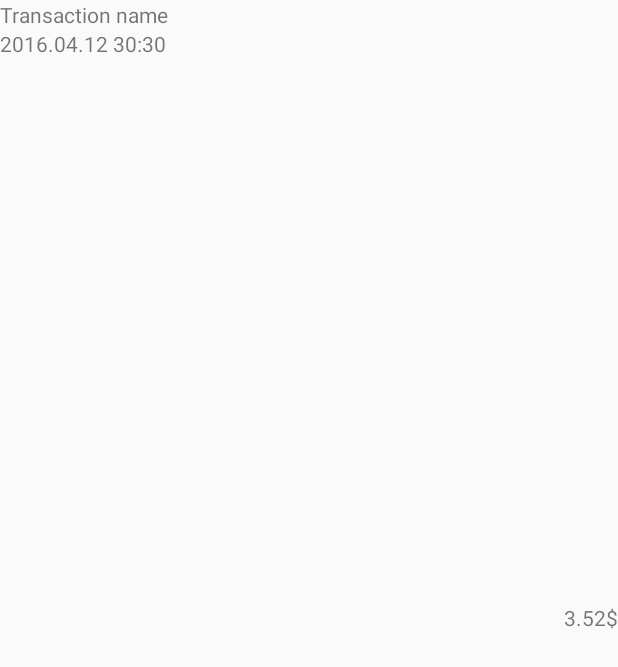
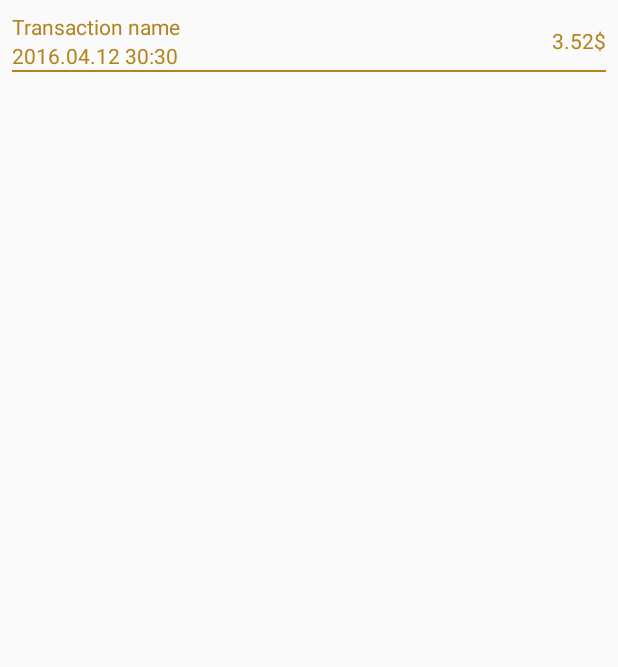
Before and after one commit to tsulok/PFM, an Android app: the layout item_history.xml on its own in the app's theme, with its tools: preview values and no code run, on a phone screen of 412 x 824 dp. Shown: the top 667 px of the screen. Run offline under Robolectric (Android 15) with nearby library versions, the phone set to English and light mode, and no system bars.

Commit message:
Minimal transaction history ui update

```diff
--- a/mobile/src/main/java/com/pinup/pfm/ui/widget/ExtendedTextView.kt
+++ b/mobile/src/main/java/com/pinup/pfm/ui/widget/ExtendedTextView.kt
@@ -2,6 +2,7 @@ package com.pinup.pfm.ui.widget
 
 import android.content.Context
 import android.graphics.Paint
+import android.support.v7.widget.AppCompatTextView
 import android.util.AttributeSet
 import android.widget.TextView
 import com.pinup.pfm.R
@@ -12,7 +13,7 @@ import com.pinup.pfm.ui.widget.helper.CustomFontHelper
  * - Set Custom Font
  * - Set Text underlined
  */
-class ExtendedTextView : TextView {
+class ExtendedTextView : AppCompatTextView {
 
     constructor(context: Context?) : super(context)
 
--- a/mobile/src/main/res/layout/fragment_input_container.xml
+++ b/mobile/src/main/res/layout/fragment_input_container.xml
@@ -87,7 +87,7 @@
                 android:layout_width="match_parent"
                 android:layout_height="0dp"
                 android:layout_weight="1"
-                android:background="#449900" />
+                android:background="@color/input.history.background" />
 
             <FrameLayout
                 android:id="@+id/historySlider"
--- a/mobile/src/main/res/layout/item_history.xml
+++ b/mobile/src/main/res/layout/item_history.xml
@@ -1,5 +1,11 @@
 <?xml version="1.0" encoding="utf-8"?>
 <LinearLayout xmlns:android="http://schemas.android.com/apk/res/android"
+    android:layout_width="match_parent"
+    android:layout_height="wrap_content"
+    android:orientation="vertical"
+    android:padding="@dimen/default.padding">
+
+    <LinearLayout
         android:layout_width="match_parent"
         android:layout_height="wrap_content"
         android:orientation="horizontal">
@@ -13,19 +19,21 @@
                 android:id="@+id/name"
                 android:layout_width="wrap_content"
                 android:layout_height="wrap_content"
-            android:text="Transaction name" />
+                android:text="Transaction name"
+                android:textColor="@color/primary_text" />
 
             <com.pinup.pfm.ui.widget.ExtendedTextView
                 android:id="@+id/time"
                 android:layout_width="wrap_content"
                 android:layout_height="wrap_content"
-            android:text="2016.04.12 30:30" />
+                android:text="2016.04.12 30:30"
+                android:textColor="@color/primary_text" />
 
         </LinearLayout>
 
         <View
             android:layout_width="0dp"
-        android:layout_height="wrap_content"
+            android:layout_height="1dp"
             android:layout_weight="1" />
 
         <LinearLayout
@@ -37,14 +45,23 @@
                 android:id="@+id/amount"
                 android:layout_width="wrap_content"
                 android:layout_height="wrap_content"
-            android:text="3.52" />
+                android:text="3.52"
+                android:textColor="@color/primary_text" />
 
             <com.pinup.pfm.ui.widget.ExtendedTextView
                 android:id="@+id/currency"
                 android:layout_width="wrap_content"
                 android:layout_height="wrap_content"
-            android:text="$" />
+                android:text="$"
+                android:textColor="@color/primary_text" />
 
         </LinearLayout>
 
     </LinearLayout>
+
+    <View
+        android:layout_width="match_parent"
+        android:layout_height="1dp"
+        android:background="@color/colorPrimary" />
+
+</LinearLayout>
--- a/mobile/src/main/res/values/colors.xml
+++ b/mobile/src/main/res/values/colors.xml
@@ -7,5 +7,6 @@
     <color name="input.action.camera.action.background">#7f7f7f</color>
     <color name="input.action.description.background">#f9f5ed</color>
     <color name="input.category.background">#f0e6d2</color>
+    <color name="input.history.background">@android:color/white</color>
     <color name="input.keyboard.background">#f9f5ed</color>
 </resources>
```
Lines whose indentation alone changed are shown as unchanged.
